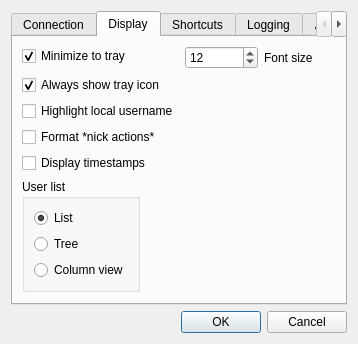
Qt form options.ui (NadnerbD/QtCyanChat) before a commit.
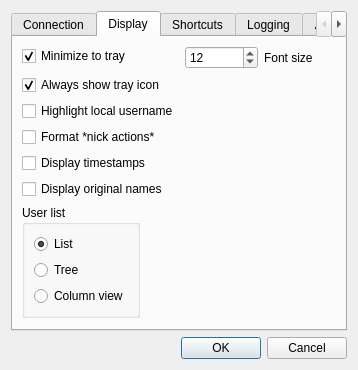
The same form after that commit. The open tabs and pages were chosen to show the change. Icons and pictures are not drawn.

Commit message: added orig name context menu/actions and settings

```diff
--- a/options.ui
+++ b/options.ui
@@ -128,6 +128,13 @@
         </widget>
        </item>
        <item row="6" column="0">
+        <widget class="QCheckBox" name="showOrigNamesBox">
+         <property name="text">
+          <string>Display original names</string>
+         </property>
+        </widget>
+       </item>
+       <item row="7" column="0">
         <widget class="QGroupBox" name="listOptionsBox">
          <property name="title">
           <string>User list</string>
```
The commit also changes 5 other files.
